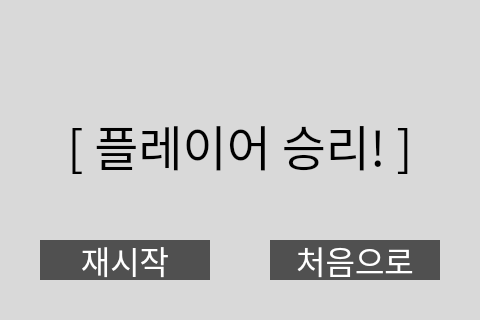
The window that GUI/ui/Result.ui (INUcapstone-19-20/CapstoneDesign_2) describes before a commit, drawn with Qt 5.
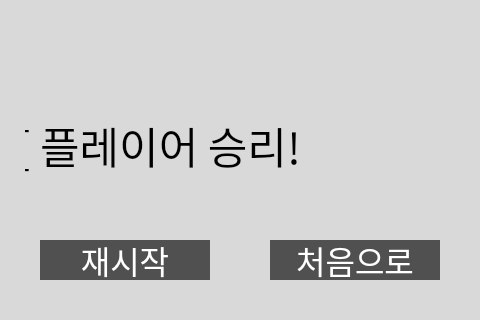
The same window after the commit.

What changed in the file:
```diff
--- a/GUI/ui/Result.ui
+++ b/GUI/ui/Result.ui
@@ -74,16 +74,16 @@
    <widget class="QLabel" name="lb_winner">
     <property name="geometry">
      <rect>
-      <x>0</x>
+      <x>25</x>
       <y>110</y>
-      <width>480</width>
+      <width>291</width>
       <height>70</height>
      </rect>
     </property>
     <property name="font">
      <font>
       <family>NanumSquareRound</family>
-      <pointsize>36</pointsize>
+      <pointsize>32</pointsize>
       <weight>50</weight>
       <bold>false</bold>
      </font>
@@ -98,6 +98,23 @@
      <set>Qt::AlignCenter</set>
     </property>
    </widget>
+   <widget class="QLabel" name="lb_image">
+    <property name="geometry">
+     <rect>
+      <x>310</x>
+      <y>40</y>
+      <width>134</width>
+      <height>180</height>
+     </rect>
+    </property>
+    <property name="text">
+     <string/>
+    </property>
+   </widget>
+   <zorder>lb_winner</zorder>
+   <zorder>lb_image</zorder>
+   <zorder>btn_restart</zorder>
+   <zorder>btn_new</zorder>
   </widget>
  </widget>
  <resources/>
```
